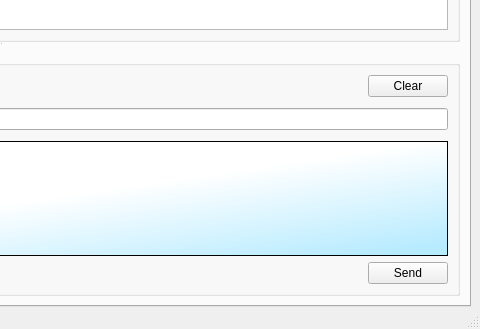
This is UI/controlcenter.ui in xloem/spot-on-svn as Qt 5 draws it before an edit; both pictures show x 494 to 974 and y 400 to 729 of the 974 by 729 pixel window. The edited form follows.
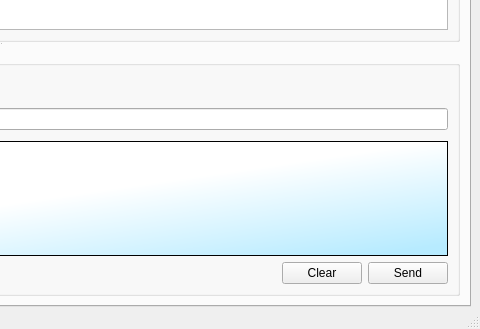
This is the edited form. The open tabs and pages were chosen to show the change. Icons and pictures are not drawn. Custom widgets are drawn as their Qt base class.

Commit message: Removed Webkit. We do not have a Web of trust.

```diff
--- a/UI/controlcenter.ui
+++ b/UI/controlcenter.ui
@@ -563,17 +563,6 @@
                 </property>
                </spacer>
               </item>
-              <item>
-               <widget class="QPushButton" name="pushButtonClearOutgoingMessage">
-                <property name="text">
-                 <string>Clear</string>
-                </property>
-                <property name="icon">
-                 <iconset resource="../Icons/icons.qrc">
-                  <normaloff>:/clean.png</normaloff>:/clean.png</iconset>
-                </property>
-               </widget>
-              </item>
              </layout>
             </item>
             <item>
@@ -653,6 +642,17 @@
                 </property>
                </spacer>
               </item>
+              <item>
+               <widget class="QPushButton" name="pushButtonClearOutgoingMessage">
+                <property name="text">
+                 <string>Clear</string>
+                </property>
+                <property name="icon">
+                 <iconset resource="../Icons/icons.qrc">
+                  <normaloff>:/clean.png</normaloff>:/clean.png</iconset>
+                </property>
+               </widget>
+              </item>
               <item>
                <widget class="QPushButton" name="sendMail">
                 <property name="text">
```
Left out of the diff: 35 changed lines with no effect on the pictures. The commit also changes 2 other files.
